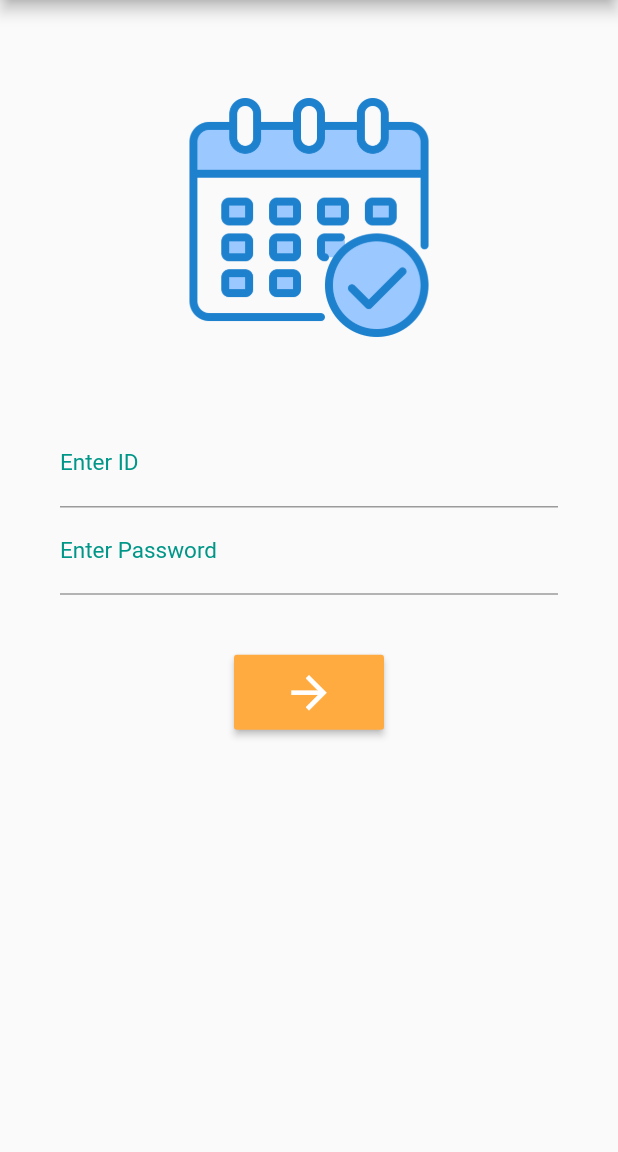
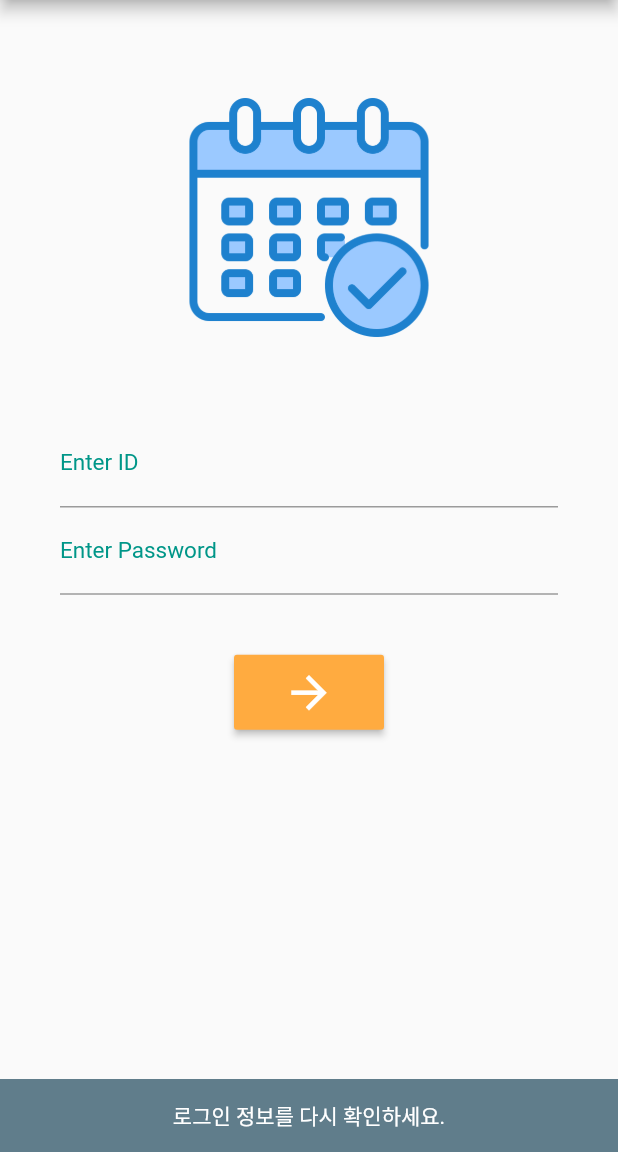
Before and after one commit to ksmlucky/login_dice, a Flutter app: the screen it shows after launch, after a tap on the "arrow forward" icon, on a phone screen of 412 x 824 dp, the part 84-1236 px from its top. Run offline on Flutter 3.47's test engine with Material 2 defaults, Android fonts, the phone set to English and light mode, and no system bars.

Commit message:
ID, PW 다 맞는 경우 하나만 틀린 경우 다 틀린 경우 에 따라 스낵바 함수 호출, 페이지 이동, TextEditinController 사용

```diff
--- a/lib/main.dart
+++ b/lib/main.dart
@@ -1,4 +1,6 @@
 import 'package:flutter/material.dart';
+
+import 'dice.dart';
 
 void main() => runApp(MyApp());
 
@@ -19,6 +21,9 @@ class LogIn extends StatefulWidget {
 }
 
 class _LogInState extends State<LogIn> {
+  TextEditingController controllerID = TextEditingController();
+  TextEditingController controllerPW = TextEditingController();
+
   @override
   Widget build(BuildContext context) {
     return Scaffold(
@@ -31,7 +36,9 @@ class _LogInState extends State<LogIn> {
           IconButton(icon: Icon(Icons.search), onPressed: () {})
         ],
       ),
-      body: SingleChildScrollView(
+      body: Builder(
+        builder: (context) {
+          return SingleChildScrollView(
             child: Column(
               children: [
                 Padding(padding: EdgeInsets.only(top: 50)),
@@ -58,10 +65,12 @@ class _LogInState extends State<LogIn> {
                       child: Column(
                         children: [
                           TextField(
+                            controller: controllerID,
                             decoration: InputDecoration(labelText: 'Enter ID'),
                             keyboardType: TextInputType.emailAddress,
                           ),
                           TextField(
+                            controller: controllerPW,
                             decoration:
                                 InputDecoration(labelText: 'Enter Password'),
                             keyboardType: TextInputType.text,
@@ -80,7 +89,26 @@ class _LogInState extends State<LogIn> {
                                 color: Colors.white,
                                 size: 35.0,
                               ),
-                              onPressed: () {}))
+                              onPressed: () {
+                                if (controllerID.text == 'ID' &&
+                                    controllerPW == 'PW') {
+                                  Navigator.push(
+                                      context,
+                                      MaterialPageRoute(
+                                          builder: (BuildContext context) =>
+                                              Dice()));
+                                } else if (controllerID == 'ID' &&
+                                    controllerPW != 'PW') {
+                                  showSnackBar2(context);
+                                } else if (controllerID != 'ID' &&
+                                    controllerPW == 'PW') {
+                                  showSnackBar3(context);
+                                } else {
+                                  showSnackBar(context);
+                                }
+                              },
+                            ),
+                          ),
                         ],
                       ),
                     ),
@@ -88,7 +116,42 @@ class _LogInState extends State<LogIn> {
                 ),
               ],
             ),
+          );
+        },
       ),
     );
   }
 }
+
+void showSnackBar(BuildContext context) {
+  Scaffold.of(context).showSnackBar(SnackBar(
+    content: Text(
+      '로그인 정보를 다시 확인하세요.',
+      textAlign: TextAlign.center,
+    ),
+    duration: Duration(seconds: 2),
+    backgroundColor: Colors.blueGrey,
+  ));
+}
+
+void showSnackBar2(BuildContext context) {
+  Scaffold.of(context).showSnackBar(SnackBar(
+    content: Text(
+      'PW가 일치하지 않습니다',
+      textAlign: TextAlign.center,
+    ),
+    duration: Duration(seconds: 2),
+    backgroundColor: Colors.blueGrey,
+  ));
+}
+
+void showSnackBar3(BuildContext context) {
+  Scaffold.of(context).showSnackBar(SnackBar(
+    content: Text(
+      'ID가 일치하지 않습니다.',
+      textAlign: TextAlign.center,
+    ),
+    duration: Duration(seconds: 2),
+    backgroundColor: Colors.blueGrey,
+  ));
+}
```
Lines whose indentation alone changed are shown as unchanged.
